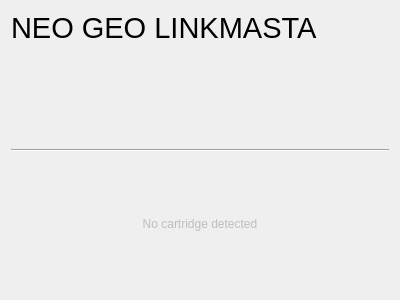
The window that src/ui/qt/detail/ngp_linkmasta_detail_widget.ui (TheFlav/Flash-Masta-Desktop) describes before a commit, drawn with Qt 5.
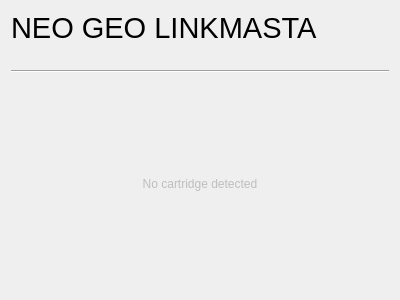
The same window after the commit.

```diff
--- a/src/ui/qt/detail/ngp_linkmasta_detail_widget.ui
+++ b/src/ui/qt/detail/ngp_linkmasta_detail_widget.ui
@@ -13,7 +13,7 @@
   <property name="windowTitle">
    <string>Form</string>
   </property>
-  <layout class="QVBoxLayout" name="verticalLayout">
+  <layout class="QVBoxLayout" name="verticalLayout" stretch="1,0,4">
    <property name="spacing">
     <number>6</number>
    </property>
```
